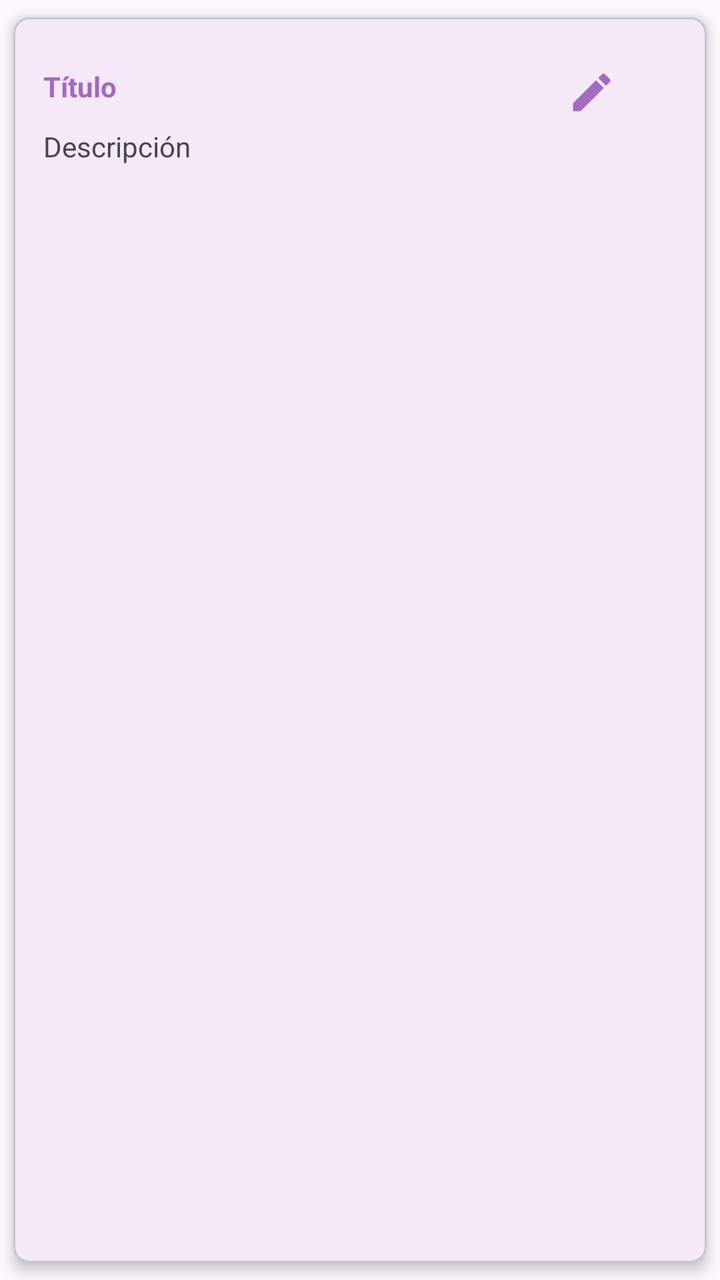
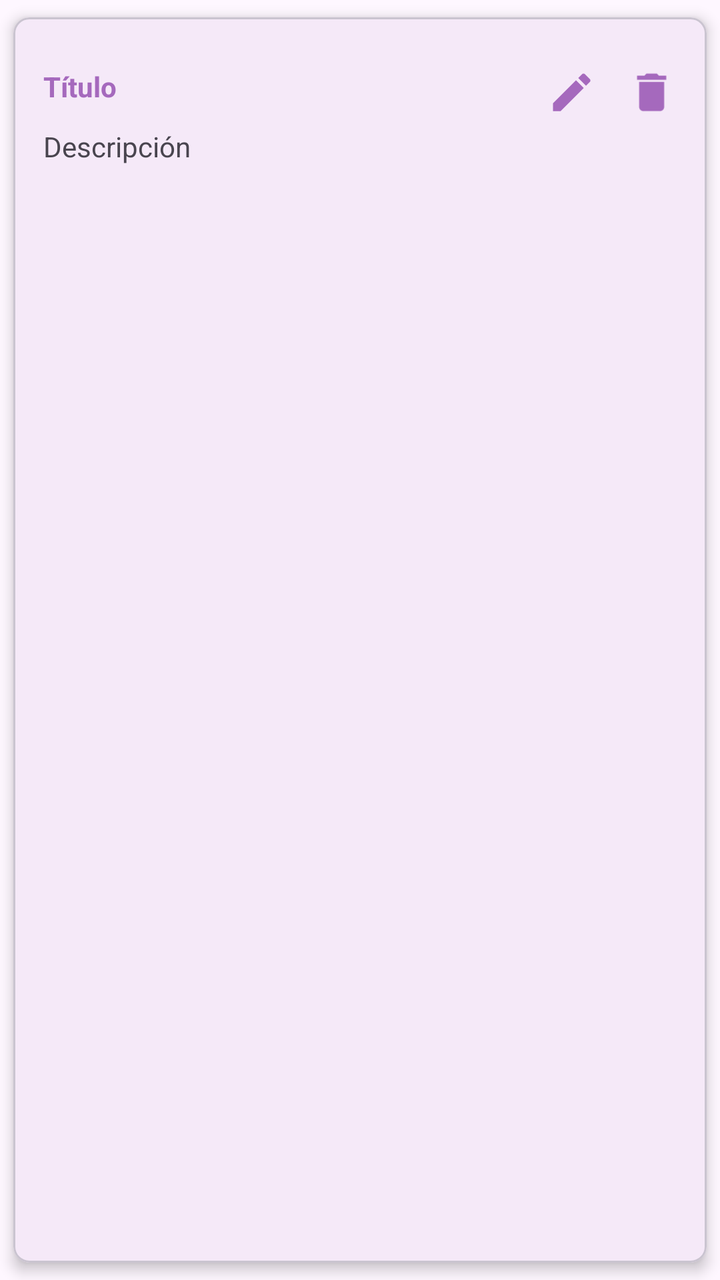

An Android layout rendered at two revisions. The XML below is the earlier revision; the diff shows what the commit changed to produce the second picture.
<!-- AndroidManifest.xml: application theme Theme.NotasAppSQLite -->
<!-- res/layout/item_nota.xml -->
<?xml version="1.0" encoding="utf-8"?>
<com.google.android.material.card.MaterialCardView xmlns:android="http://schemas.android.com/apk/res/android"
    android:layout_width="match_parent"
    android:layout_height="wrap_content"
    xmlns:app="http://schemas.android.com/apk/res-auto"
    app:cardCornerRadius="8dp"
    app:cardElevation="4dp"
    app:cardUseCompatPadding="true">

    <androidx.appcompat.widget.LinearLayoutCompat
        android:layout_width="match_parent"
        android:layout_height="wrap_content"
        android:orientation="vertical"
        android:padding="15dp">
        
        <RelativeLayout
            android:layout_width="match_parent"
            android:layout_height="wrap_content"
            android:layout_marginTop="10dp">

            <TextView
                android:id="@+id/item_titulo"
                android:layout_width="wrap_content"
                android:layout_height="wrap_content"
                android:text="@string/item_titulo"
                android:textColor="@color/morado"
                android:textStyle="bold" />

            <ImageView
                android:id="@+id/ivActualizarNota"
                android:layout_alignParentEnd="true"
                android:src="@drawable/ic_editat_24"
                android:layout_marginEnd="30dp"
                android:layout_width="25dp"
                android:layout_height="25dp"/>

        </RelativeLayout>

        <TextView
            android:id="@+id/item_descripcion"
            android:layout_width="wrap_content"
            android:layout_height="wrap_content"
            android:layout_marginTop="5dp"
            android:maxLines="3"
            android:text="@string/item_descripcion" />

    </androidx.appcompat.widget.LinearLayoutCompat>

</com.google.android.material.card.MaterialCardView>
<!-- resources referenced by this layout -->
<resources>
  <color name="morado">#A569BD</color>
  <!-- drawable ic_editat_24 (drawable) -->
  <vector xmlns:android="http://schemas.android.com/apk/res/android" android:height="24dp" android:tint="#A569BD" android:viewportHeight="24" android:viewportWidth="24" android:width="24dp">
        
      <path android:fillColor="@android:color/white" android:pathData="M3,17.25V21h3.75L17.81,9.94l-3.75,-3.75L3,17.25zM20.71,7.04c0.39,-0.39 0.39,-1.02 0,-1.41l-2.34,-2.34c-0.39,-0.39 -1.02,-0.39 -1.41,0l-1.83,1.83 3.75,3.75 1.83,-1.83z"/>
      
  </vector>
  <string name="item_descripcion">Descripción</string>
  <string name="item_titulo">Título</string>
  <style name="Theme.NotasAppSQLite" parent="Base.Theme.NotasAppSQLite" />
  <style name="Base.Theme.NotasAppSQLite" parent="Theme.Material3.DayNight.NoActionBar">
          
          <item name="colorPrimary">@color/morado</item>
          <item name="colorPrimaryVariant">@color/morado</item>
          <item name="android:statusBarColor">@color/morado</item>
      </style>
</resources>

<!-- the commit's change to res/layout/item_nota.xml (unified diff, before → after) -->
@@ -26,11 +26,22 @@
                 android:textColor="@color/morado"
                 android:textStyle="bold" />
 
+            
+
             <ImageView
                 android:id="@+id/ivActualizarNota"
                 android:layout_alignParentEnd="true"
                 android:src="@drawable/ic_editat_24"
-                android:layout_marginEnd="30dp"
+                android:layout_marginEnd="40dp"
+                android:layout_width="25dp"
+                android:layout_height="25dp"/>
+
+            
+
+            <ImageView
+                android:id="@+id/ivEliminar"
+                android:layout_alignParentEnd="true"
+                android:src="@drawable/ic_eliminar"
                 android:layout_width="25dp"
                 android:layout_height="25dp"/>
 
<!-- resource entries referenced after the edit -->
@@ -5,6 +5,12 @@
   <vector xmlns:android="http://schemas.android.com/apk/res/android" android:height="24dp" android:tint="#A569BD" android:viewportHeight="24" android:viewportWidth="24" android:width="24dp">
         
       <path android:fillColor="@android:color/white" android:pathData="M3,17.25V21h3.75L17.81,9.94l-3.75,-3.75L3,17.25zM20.71,7.04c0.39,-0.39 0.39,-1.02 0,-1.41l-2.34,-2.34c-0.39,-0.39 -1.02,-0.39 -1.41,0l-1.83,1.83 3.75,3.75 1.83,-1.83z"/>
+      
+  </vector>
+  <!-- drawable ic_eliminar (drawable) -->
+  <vector xmlns:android="http://schemas.android.com/apk/res/android" android:height="24dp" android:tint="#A569BD" android:viewportHeight="24" android:viewportWidth="24" android:width="24dp">
+        
+      <path android:fillColor="@android:color/white" android:pathData="M6,19c0,1.1 0.9,2 2,2h8c1.1,0 2,-0.9 2,-2V7H6v12zM19,4h-3.5l-1,-1h-5l-1,1H5v2h14V4z"/>
       
   </vector>
   <string name="item_descripcion">Descripción</string>
